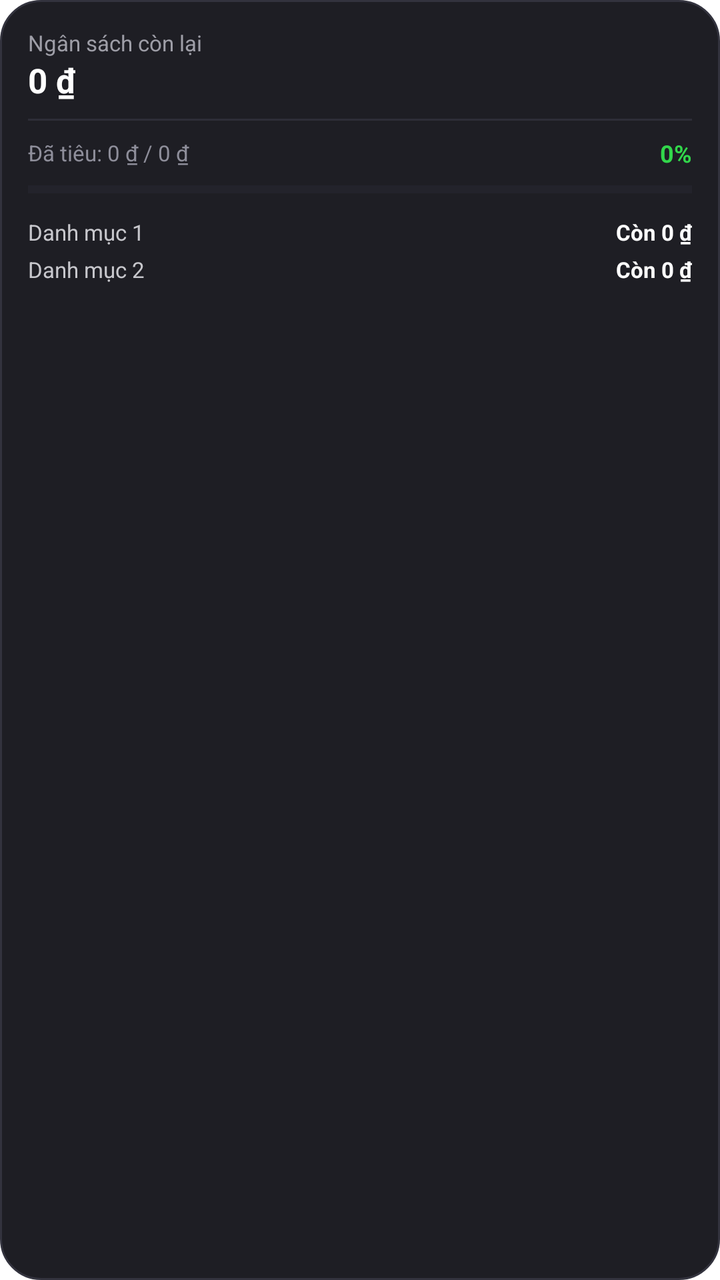
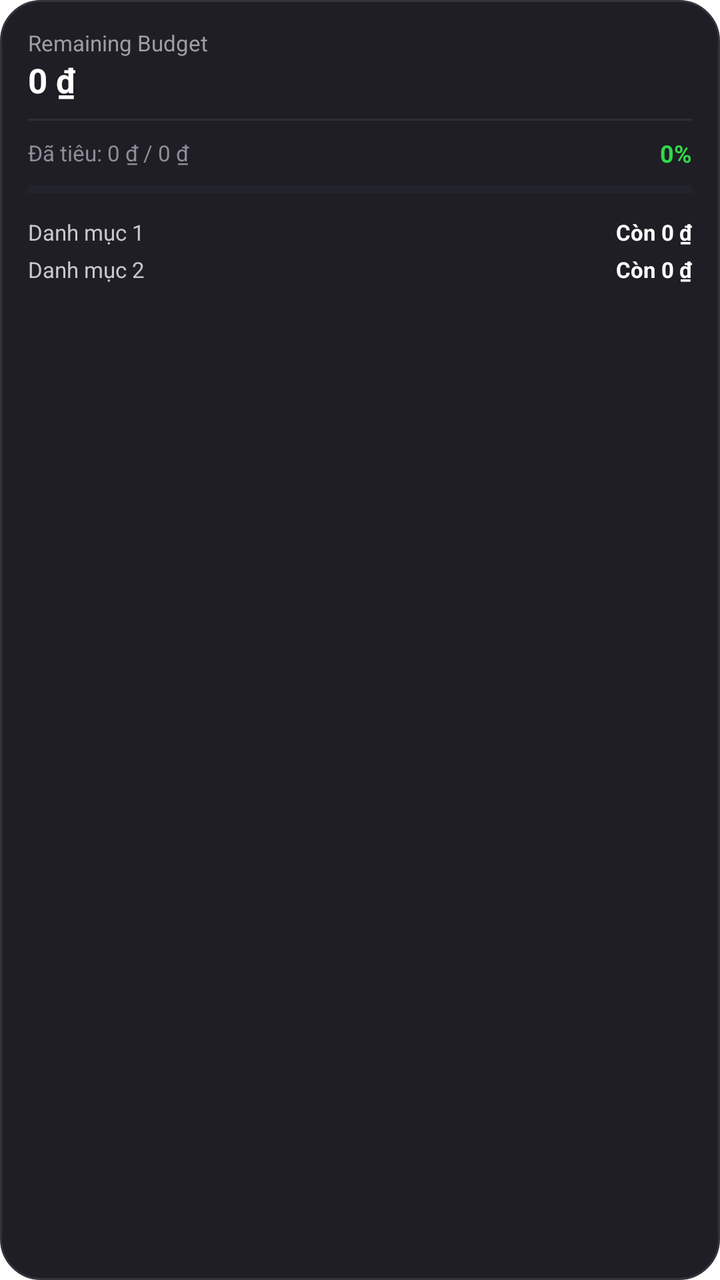

Two renders of the same Android screen: before a commit and after it. Below are the layout's source before the change and the commit's diff.
<!-- AndroidManifest.xml: fallback theme Theme.MaterialComponents.DayNight.NoActionBar -->
<!-- res/layout/widget_remaining_budget.xml -->
<?xml version="1.0" encoding="utf-8"?>
<LinearLayout xmlns:android="http://schemas.android.com/apk/res/android"
    android:id="@+id/widget_container"
    android:layout_width="match_parent"
    android:layout_height="match_parent"
    android:background="@drawable/widget_background"
    android:orientation="vertical"
    android:padding="14dp">

    
    <LinearLayout
        android:layout_width="match_parent"
        android:layout_height="wrap_content"
        android:gravity="center_vertical"
        android:orientation="horizontal">

        <LinearLayout
            android:layout_width="0dp"
            android:layout_height="wrap_content"
            android:layout_weight="1"
            android:orientation="vertical">

            <TextView
                android:layout_width="wrap_content"
                android:layout_height="wrap_content"
                android:text="Ngân sách còn lại"
                android:textColor="#9E9EA7"
                android:textSize="11sp" />

            <TextView
                android:id="@+id/tv_budget_remaining"
                android:layout_width="wrap_content"
                android:layout_height="wrap_content"
                android:text="0 ₫"
                android:textColor="#FFFFFF"
                android:textSize="17sp"
                android:textStyle="bold" />
        </LinearLayout>
    </LinearLayout>

    <View
        android:layout_width="match_parent"
        android:layout_height="1dp"
        android:layout_marginTop="8dp"
        android:layout_marginBottom="8dp"
        android:background="#2E2E38" />

    
    <LinearLayout
        android:layout_width="match_parent"
        android:layout_height="wrap_content"
        android:gravity="center_vertical"
        android:orientation="horizontal">

        <TextView
            android:id="@+id/tv_spent_and_total"
            android:layout_width="0dp"
            android:layout_height="wrap_content"
            android:layout_weight="1"
            android:text="Đã tiêu: 0 ₫ / 0 ₫"
            android:textColor="#8E8E9A"
            android:textSize="11sp" />

        <TextView
            android:id="@+id/tv_budget_percent"
            android:layout_width="wrap_content"
            android:layout_height="wrap_content"
            android:text="0%"
            android:textColor="#32D74B"
            android:textSize="12sp"
            android:textStyle="bold" />
    </LinearLayout>

    
    <ProgressBar
        android:id="@+id/pb_budget"
        style="?android:attr/progressBarStyleHorizontal"
        android:layout_width="match_parent"
        android:layout_height="8dp"
        android:layout_marginTop="6dp"
        android:layout_marginBottom="10dp"
        android:max="100"
        android:progress="0"
        android:progressBackgroundTint="#33333E"
        android:progressTint="#32D74B" />

    
    <LinearLayout
        android:id="@+id/category_budget_container"
        android:layout_width="match_parent"
        android:layout_height="0dp"
        android:layout_weight="1"
        android:orientation="vertical">

        <LinearLayout
            android:id="@+id/row_cat_1"
            android:layout_width="match_parent"
            android:layout_height="wrap_content"
            android:layout_marginBottom="4dp"
            android:orientation="horizontal">

            <TextView
                android:id="@+id/tv_cat1_name"
                android:layout_width="0dp"
                android:layout_height="wrap_content"
                android:layout_weight="1"
                android:ellipsize="end"
                android:maxLines="1"
                android:text="Danh mục 1"
                android:textColor="#C7C7CC"
                android:textSize="11sp" />

            <TextView
                android:id="@+id/tv_cat1_remaining"
                android:layout_width="wrap_content"
                android:layout_height="wrap_content"
                android:text="Còn 0 ₫"
                android:textColor="#FFFFFF"
                android:textSize="11sp"
                android:textStyle="bold" />
        </LinearLayout>

        <LinearLayout
            android:id="@+id/row_cat_2"
            android:layout_width="match_parent"
            android:layout_height="wrap_content"
            android:orientation="horizontal">

            <TextView
                android:id="@+id/tv_cat2_name"
                android:layout_width="0dp"
                android:layout_height="wrap_content"
                android:layout_weight="1"
                android:ellipsize="end"
                android:maxLines="1"
                android:text="Danh mục 2"
                android:textColor="#C7C7CC"
                android:textSize="11sp" />

            <TextView
                android:id="@+id/tv_cat2_remaining"
                android:layout_width="wrap_content"
                android:layout_height="wrap_content"
                android:text="Còn 0 ₫"
                android:textColor="#FFFFFF"
                android:textSize="11sp"
                android:textStyle="bold" />
        </LinearLayout>

    </LinearLayout>

</LinearLayout>
<!-- resources referenced by this layout -->
<resources>
  <!-- drawable widget_background (drawable) -->
  <?xml version="1.0" encoding="utf-8"?>
  <shape xmlns:android="http://schemas.android.com/apk/res/android"
      android:shape="rectangle">
      <corners android:radius="20dp" />
      <solid android:color="#1E1E24" />
      <stroke android:width="1dp" android:color="#33333E" />
  </shape>
</resources>

<!-- the commit's change to res/layout/widget_remaining_budget.xml (unified diff, before → after) -->
@@ -23,7 +23,7 @@
             <TextView
                 android:layout_width="wrap_content"
                 android:layout_height="wrap_content"
-                android:text="Ngân sách còn lại"
+                android:text="@string/widget_remaining_budget"
                 android:textColor="#9E9EA7"
                 android:textSize="11sp" />
 
<!-- resource entries referenced after the edit -->
@@ -8,5 +8,6 @@
       <solid android:color="#1E1E24" />
       <stroke android:width="1dp" android:color="#33333E" />
   </shape>
+  <string name="widget_remaining_budget">Remaining Budget</string>
 </resources>
 
